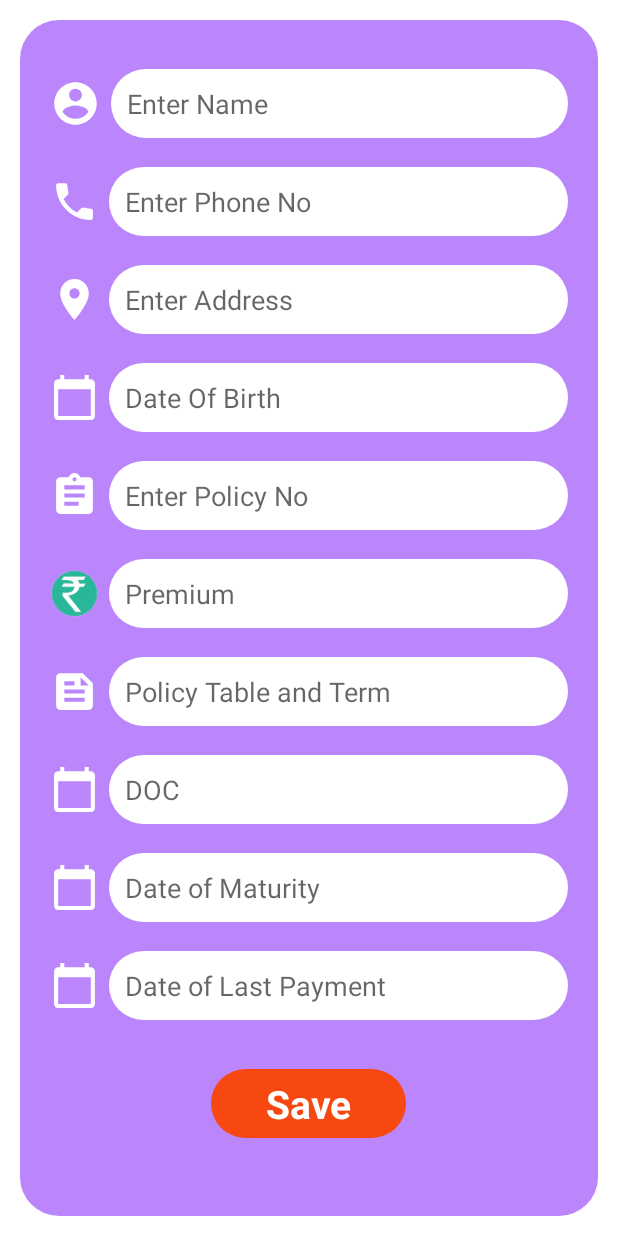
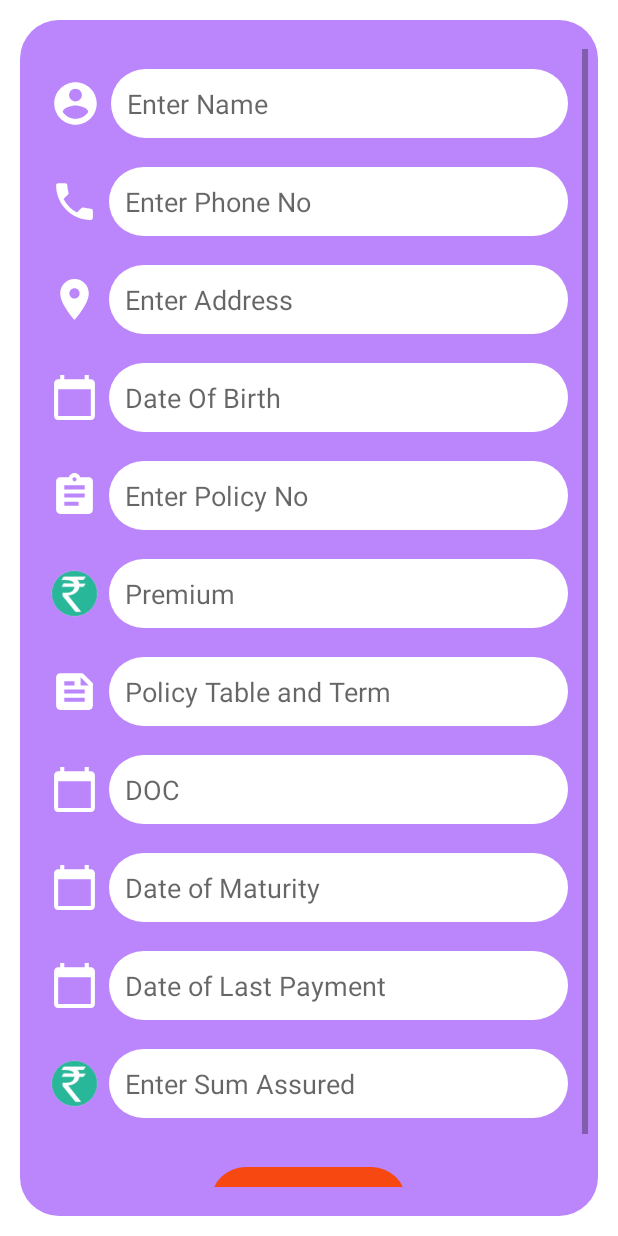
Before and after one commit to jyotirmoypatra/Lic-Agent-Register-Book, an Android app: the AddNewDetailsActivity screen opened directly, with no data from a screen before it, on a phone screen of 412 x 824 dp. Run offline under Robolectric (Android 15) with nearby library versions, the phone set to English and light mode, and no system bars; our stand-ins replace Firebase (no records; nobody signed in at launch, a user with empty details on screens opened directly), sdp/ssp sizes.

Commit message:
add new field

```diff
--- a/app/src/main/java/com/jyotirmoy/licagentregister/AddNewDetailsActivity.java
+++ b/app/src/main/java/com/jyotirmoy/licagentregister/AddNewDetailsActivity.java
@@ -28,7 +28,7 @@ import java.util.UUID;
 
 public class AddNewDetailsActivity extends AppCompatActivity {
 
-    EditText name, phoneNo, address, dob,policyNo, premium, policyTable, Doc, dateMaturity, dateLastPayment;
+    EditText name, phoneNo, address, dob,policyNo, premium, policyTable, Doc, dateMaturity, dateLastPayment,sumAssured;
     TextView save_btn;
     final Calendar myCalendar = Calendar.getInstance();
     FirebaseDatabase database;
@@ -52,6 +52,7 @@ public class AddNewDetailsActivity extends AppCompatActivity {
         Doc = findViewById(R.id.enterDoc);
         dateMaturity = findViewById(R.id.enterDateMaturity);
         dateLastPayment = findViewById(R.id.enterLastPayment);
+        sumAssured=findViewById(R.id.enterSumAssured);
 
 
         DatePickerDialog.OnDateSetListener date = new DatePickerDialog.OnDateSetListener() {
@@ -166,6 +167,7 @@ public class AddNewDetailsActivity extends AppCompatActivity {
                 String DOC = Doc.getText().toString().trim();
                 String DateOfMaturity = dateMaturity.getText().toString().trim();
                 String DateOfLastPayment = dateLastPayment.getText().toString().trim();
+                String SumAssured = sumAssured.getText().toString().trim();
 
                 if (TextUtils.isEmpty(FullName)) {
                     pd.dismiss();
@@ -204,7 +206,7 @@ public class AddNewDetailsActivity extends AppCompatActivity {
                     String RandomUid = UUID.randomUUID().toString();
                     DatabaseReference reference = database.getReference().child("user").child(auth.getUid()).child("PolicyHolder").child(RandomUid);
                     PolicyHolderDetailsModel policyHolderDetailsModel = new PolicyHolderDetailsModel(RandomUid, FullName, Phone, Address, DOB, PolicyNo,Premium,
-                            PolicyTable, DOC, DateOfMaturity, DateOfLastPayment);
+                            PolicyTable, DOC, DateOfMaturity, DateOfLastPayment,SumAssured);
                     reference.setValue(policyHolderDetailsModel).addOnCompleteListener(new OnCompleteListener<Void>() {
                         @Override
                         public void onComplete(@NonNull Task<Void> task) {
@@ -222,6 +224,7 @@ public class AddNewDetailsActivity extends AppCompatActivity {
                                 Doc.setText("");
                                 dateMaturity.setText("");
                                 dateLastPayment.setText("");
+                                sumAssured.setText("");
                                 startActivity(new Intent(AddNewDetailsActivity.this, MainActivity.class));
                                 finish();
 
--- a/app/src/main/java/com/jyotirmoy/licagentregister/PolicyHolderAdapter.java
+++ b/app/src/main/java/com/jyotirmoy/licagentregister/PolicyHolderAdapter.java
@@ -53,6 +53,7 @@ public class PolicyHolderAdapter extends RecyclerView.Adapter<PolicyHolderAdapte
                intent.putExtra("DOC", filterItemList.get(position).getDoc());
                intent.putExtra("DOM", filterItemList.get(position).getDateMaturity());
                intent.putExtra("DLP", filterItemList.get(position).getDateLastPayment());
+               intent.putExtra("SumAssured", filterItemList.get(position).getSumAssured());
 
                intent.putExtra("uid", filterItemList.get(position).getUid());
                context.startActivity(intent);
--- a/app/src/main/res/layout/activity_add_new_details.xml
+++ b/app/src/main/res/layout/activity_add_new_details.xml
@@ -317,9 +317,39 @@
 
                 </LinearLayout>
                 <LinearLayout
+                    android:id="@+id/sumAssured"
                     android:layout_width="match_parent"
                     android:layout_height="wrap_content"
                     android:layout_below="@id/lastPayment"
+                    android:layout_marginLeft="@dimen/_10sdp"
+                    android:layout_marginTop="@dimen/_15sdp"
+                    android:layout_marginRight="@dimen/_10sdp"
+                    android:gravity="center"
+                    android:orientation="horizontal">
+
+                    <ImageView
+                        android:layout_width="@dimen/_25sdp"
+                        android:layout_height="@dimen/_25sdp"
+                        android:src="@drawable/rupes_icon" />
+
+                    <EditText
+                        android:id="@+id/enterSumAssured"
+                        android:layout_width="match_parent"
+                        android:layout_height="wrap_content"
+                        android:layout_marginLeft="@dimen/_5sdp"
+                        android:background="@drawable/edittext_add_details_page"
+                        android:hint="Enter Sum Assured"
+                        android:padding="@dimen/_8sdp"
+                        android:textColor="@color/black"
+                        />
+
+
+                </LinearLayout>
+
+                <LinearLayout
+                    android:layout_width="match_parent"
+                    android:layout_height="wrap_content"
+                    android:layout_below="@id/sumAssured"
                     android:layout_marginTop="@dimen/_25sdp"
                     android:layout_marginBottom="@dimen/_20sdp"
                     android:gravity="center">
```
Also changed, not shown: app/src/main/java/com/jyotirmoy/licagentregister/PolicyHolderDetailsModel.java (+11 -2 lines), app/src/main/java/com/jyotirmoy/licagentregister/ViewDetailsActivity.java (+16 -4 lines), app/src/main/res/layout/activity_view_details.xml (+26 -0 lines).
